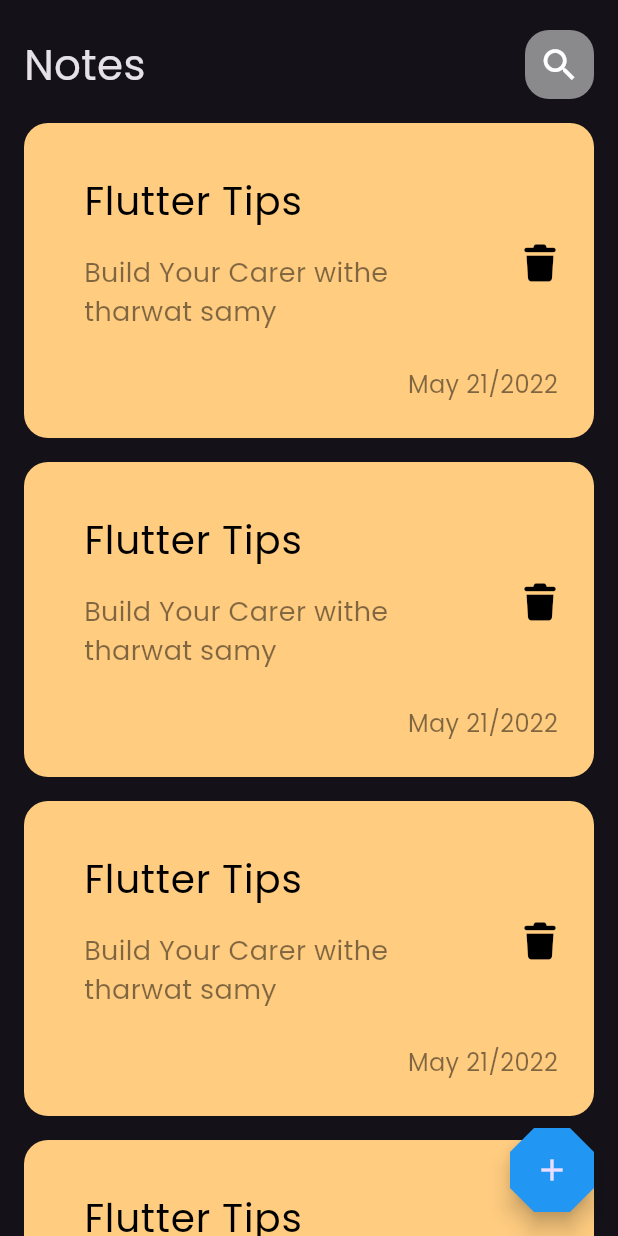
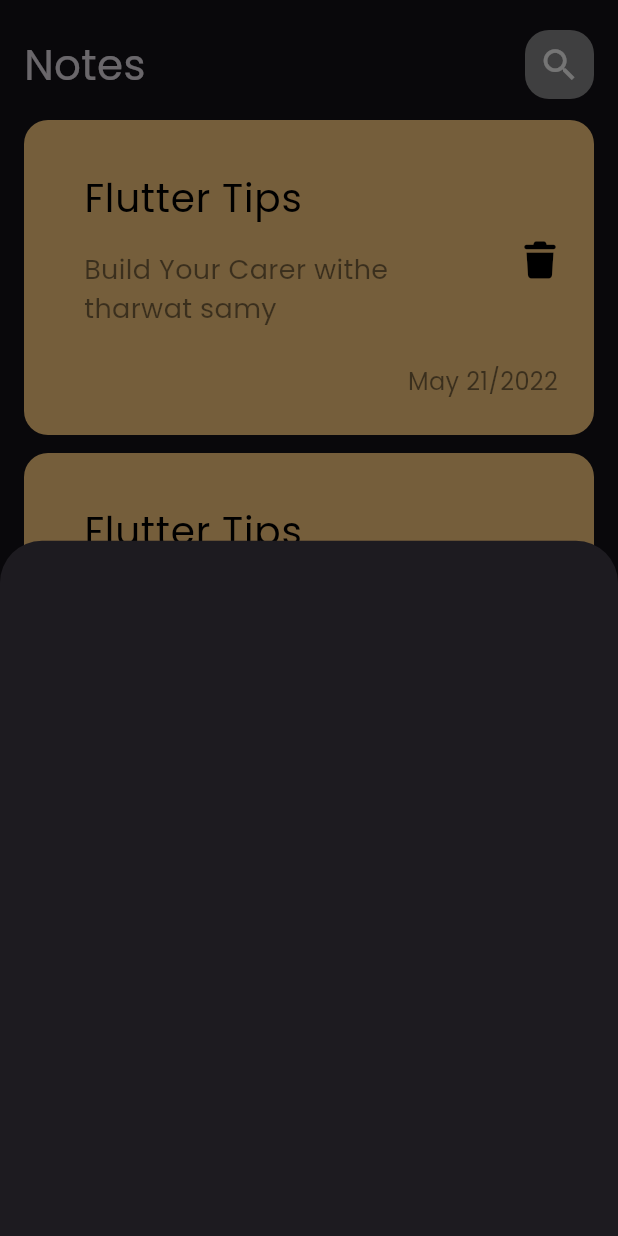
Before and after one commit to Mostafa-ragab-taha/nots_app, a Flutter app: the screen it shows after launch, after a tap on the "add" icon, on a phone screen of 412 x 824 dp. Run offline on Flutter 3.47's test engine with Material 3 defaults, Android fonts, the phone set to English and light mode, and no system bars; our stand-ins replace font_awesome_flutter.

Commit message:
show model bottom sheet

```diff
--- a/lib/views/notes_view.dart
+++ b/lib/views/notes_view.dart
@@ -1,5 +1,6 @@
 import 'package:flutter/material.dart';
 
+import 'widgets/add_note_bottom_sheet.dart';
 import 'widgets/notes_view_body.dart';
 
 class NotesView extends StatelessWidget {
@@ -9,7 +10,13 @@ class NotesView extends StatelessWidget {
     return Scaffold(
       body: const NotesViewBody(),
       floatingActionButton: FloatingActionButton(
-        onPressed: () {},
+        onPressed: ()
+        {
+          showModalBottomSheet(context: context, builder: (context)
+          {
+            return ShowModalBottomSheet();
+          });
+        },
         child: const Icon(
           Icons.add,
         ),
--- /dev/null
+++ b/lib/views/widgets/add_note_bottom_sheet.dart
@@ -0,0 +1,11 @@
+import 'package:flutter/material.dart';
+
+class ShowModalBottomSheet extends StatelessWidget
+{
+  const ShowModalBottomSheet();
+  @override
+  Widget build(BuildContext context) {
+
+    return Container();
+  }
+}
--- a/lib/views/widgets/notes_list_view.dart
+++ b/lib/views/widgets/notes_list_view.dart
@@ -7,12 +7,18 @@ class NotesListView extends StatelessWidget
   @override
   Widget build(BuildContext context) {
 
-    return ListView.builder(itemBuilder: (context,index)
-    {
-      return Padding(
-        padding: const EdgeInsets.symmetric(vertical: 8.0),
-        child: NoteItem(),
-      );
-    });
+    return Padding(
+      padding: const EdgeInsets.symmetric(vertical:8),
+      child: ListView.builder(
+        padding: EdgeInsets.zero,
+        itemBuilder: (context,index)
+      {
+
+        return Padding(
+          padding: const EdgeInsets.symmetric(vertical: 6),
+          child: NoteItem(),
+        );
+      }),
+    );
   }
 }
--- a/lib/views/widgets/notes_view_body.dart
+++ b/lib/views/widgets/notes_view_body.dart
@@ -15,9 +15,7 @@ class NotesViewBody extends StatelessWidget {
             height: 20,
           ),
           CustomAppBar(),
-          SizedBox(
-            height: 8,
-          ),
+
           Expanded(child: NotesListView()),
 
         ],
```
